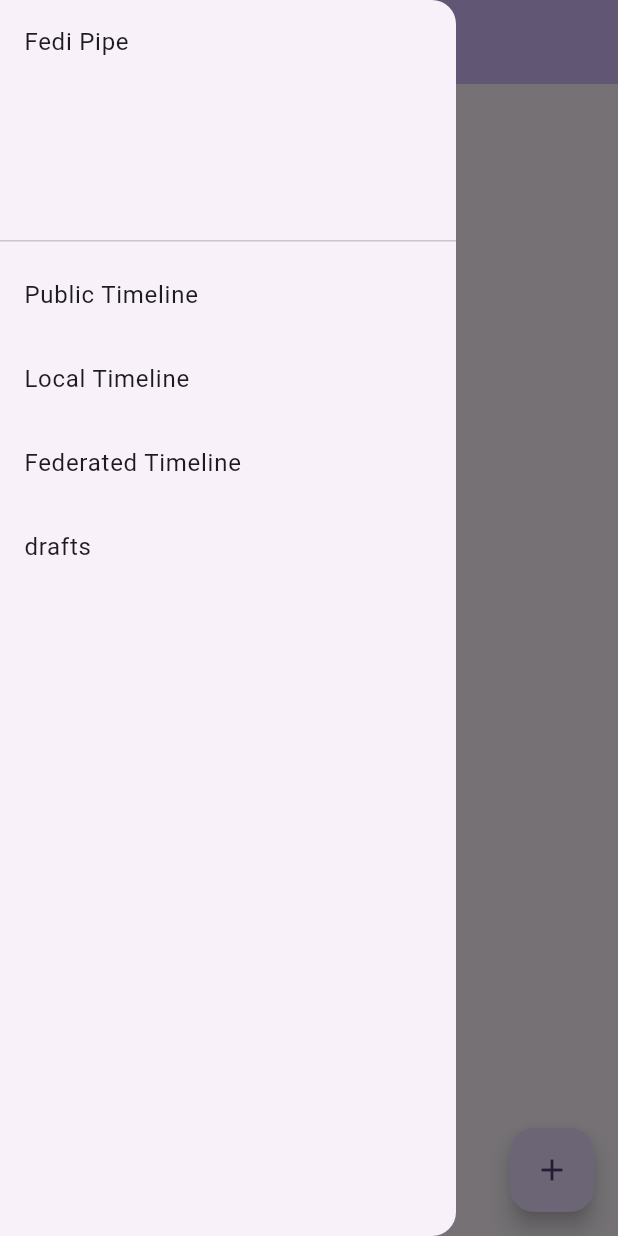
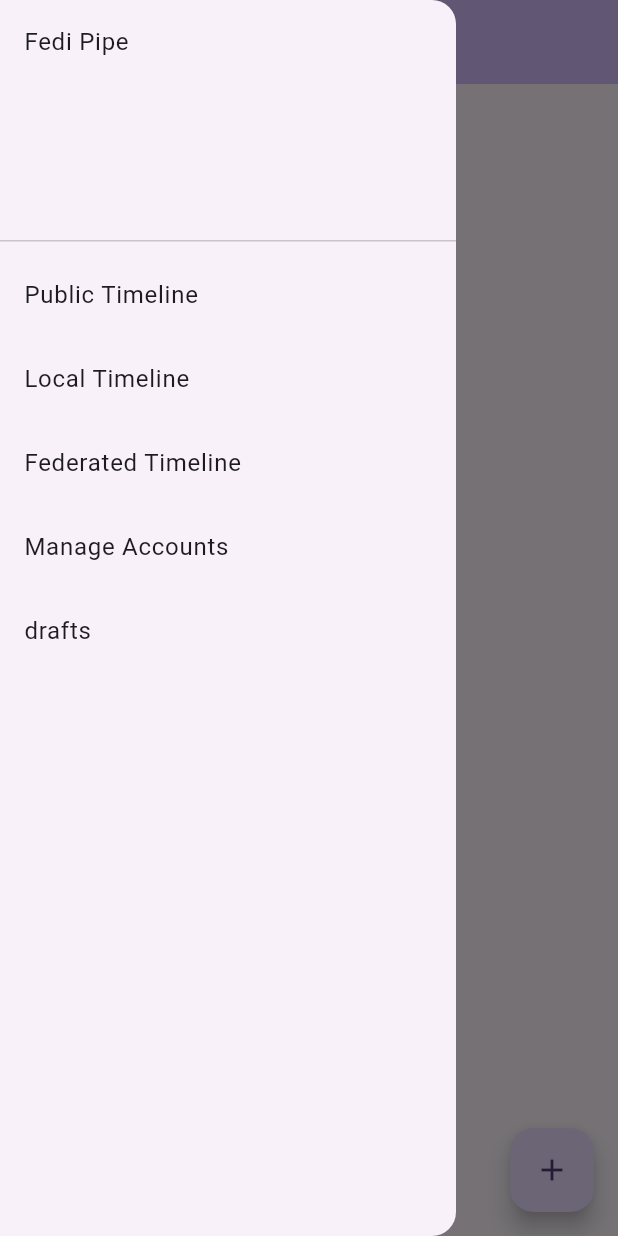
Before and after one commit to fedi-pipe/fedi-pipe, a Flutter app: the PublicTimelinePage screen opened directly, with the side drawer open, on a phone screen of 412 x 824 dp. Run offline on Flutter 3.47's test engine with Material 3 defaults, Android fonts, the phone set to English and light mode, and no system bars; our stand-ins replace go_router, sqflite; accounts and stored records are empty.

Commit message:
Add Manage Accounts Page

```diff
--- a/lib/main.dart
+++ b/lib/main.dart
@@ -1,3 +1,4 @@
+import 'package:fedi_pipe/pages/manage_accounts_page.dart';
 import 'package:fedi_pipe/pages/add_token_page.dart';
 import 'package:fedi_pipe/pages/bookmark_page.dart';
 import 'package:fedi_pipe/pages/notification_page.dart';
@@ -31,7 +32,12 @@ final _router = GoRouter(
       path: '/add-token',
       name: 'add-token',
       builder: (context, state) => AddTokenPage(),
-    )
+    ),
+    GoRoute(
+      path: '/manage-accounts',
+      name: 'manage-accounts',
+      builder: (context, state) => ManageAccountsPage(),
+    ),
   ],
 );
 
--- a/lib/pages/public_timeline_page.dart
+++ b/lib/pages/public_timeline_page.dart
@@ -5,6 +5,7 @@ import 'package:fedi_pipe/pages/compose_page.dart';
 import 'package:fedi_pipe/pages/drafts_page.dart';
 import 'package:fedi_pipe/repositories/mastodon/status_repository.dart';
 import 'package:flutter/material.dart';
+import 'package:go_router/go_router.dart';
 
 class PublicTimelinePage extends StatefulWidget {
   const PublicTimelinePage({Key? key}) : super(key: key);
@@ -154,6 +155,12 @@ class _PublicTimelinePageState extends State<PublicTimelinePage> {
               },
             ),
             ListTile(
+              title: const Text('Manage Accounts'),
+              onTap: () {
+                context.pushNamed('manage-accounts');
+              },
+            ),
+            ListTile(
               title: const Text('drafts'),
               onTap: () {
                 Navigator.push(
```
Also changed, not shown: lib/pages/manage_accounts_page.dart (added, +62 -0 lines).
